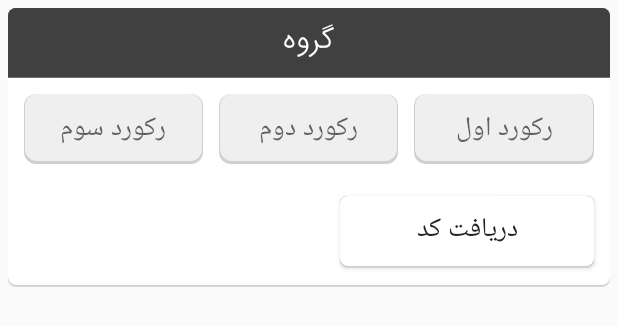
After one commit to moeinkarimi/Coach, an Android app: the layout record_item.xml on its own in the app's theme, with its tools: preview values and no code run, on a phone screen of 412 x 824 dp. The commit adds this screen. Shown: the top 326 px of the screen. Run offline under Robolectric (Android 15) with nearby library versions, the phone set to English and light mode, and no system bars.

Commit message:
Record Added

```diff
--- a/app/src/main/java/Fragments/RecordFragment.java
+++ b/app/src/main/java/Fragments/RecordFragment.java
@@ -7,8 +7,15 @@ import android.support.v4.app.Fragment;
 import android.view.LayoutInflater;
 import android.view.View;
 import android.view.ViewGroup;
+import android.widget.ArrayAdapter;
+import android.widget.GridView;
+import android.widget.ListAdapter;
+import android.widget.ListView;
+import android.widget.SimpleAdapter;
 import android.widget.Toast;
 
+import Model.DBHandler;
+import Model.RecordAdapter;
 import mytechcorp.ir.coach.R;
 
 /**
@@ -30,6 +37,9 @@ public class RecordFragment extends Fragment {
     private String mParam2;
 
     private OnFragmentInteractionListener mListener;
+    private DBHandler dbHandler;
+    GridView gvRecord;
+
 
     public RecordFragment() {
         // Required empty public constructor
@@ -65,8 +75,12 @@ public class RecordFragment extends Fragment {
     @Override
     public View onCreateView(LayoutInflater inflater,ViewGroup container,
                              Bundle savedInstanceState) {
-        // Inflate the layout for this fragment
-        return inflater.inflate(R.layout.fragment_record,container,false);
+        View view = inflater.inflate(R.layout.fragment_record,container,false);
+        gvRecord = view.findViewById(R.id.gvRecord);
+        dbHandler = new DBHandler(getActivity());
+
+        gvRecord.setAdapter(new RecordAdapter(getActivity(),R.layout.record_item,dbHandler.GetGroupName(1)));
+        return view;
     }
 
     // TODO: Rename method, update argument and hook method into UI event
--- /dev/null
+++ b/app/src/main/java/Model/RecordAdapter.java
@@ -0,0 +1,74 @@
+package Model;
+
+import android.content.Context;
+import android.util.Log;
+import android.view.LayoutInflater;
+import android.view.View;
+import android.view.ViewGroup;
+import android.widget.ArrayAdapter;
+import android.widget.Button;
+import android.widget.EditText;
+import android.widget.Toast;
+
+import java.util.List;
+
+import mytechcorp.ir.coach.R;
+import mytechcorp.ir.coach.TextViewPlus;
+
+public class RecordAdapter extends ArrayAdapter<String> {
+
+    private int layout;
+    private DBHandler dbHandler;
+
+    public RecordAdapter( Context context,int resource, String[] objects) {
+        super(context,resource,objects);
+        layout = resource;
+        dbHandler = new DBHandler(context);
+    }
+
+
+    @Override
+    public View getView(final int position,View convertView,ViewGroup parent) {
+        ViewHolder mainView = null;
+        if(convertView == null){
+            LayoutInflater layoutInflater = LayoutInflater.from(getContext());
+            convertView = layoutInflater.inflate(layout, parent, false);
+            final ViewHolder viewHolder = new ViewHolder();
+            viewHolder.btnGenerate = (Button)convertView.findViewById(R.id.btnGenerate);
+            viewHolder.txtRecord1 = (EditText) convertView.findViewById(R.id.txtRecord1);
+            viewHolder.txtRecord2 = (EditText)convertView.findViewById(R.id.txtRecord2);
+            viewHolder.txtRecord3 = (EditText)convertView.findViewById(R.id.txtRecord3);
+            viewHolder.txtCodeGenerated = (TextViewPlus) convertView.findViewById(R.id.txtCodeGenerated);
+            viewHolder.txtGPName = (TextViewPlus)convertView.findViewById(R.id.txtGPName);
+            try{
+
+                viewHolder.btnGenerate.setOnClickListener(new View.OnClickListener() {
+                    @Override
+                    public void onClick(View view) {
+//                    GenerateCode generateCode = new GenerateCode();
+//                    viewHolder.txtCodeGenerated.setText(generateCode.GenerateCode(42,dbHandler.GetGroupCode(position+1,1),"10"));
+                        Toast.makeText(getContext(), position, Toast.LENGTH_LONG).show();
+                    }
+                });
+            }catch (Exception e){
+                Log.d("ex " , e.getMessage());
+            }
+            convertView.setTag(viewHolder);
+
+        }
+        else {
+            mainView = (ViewHolder)convertView.getTag();
+            mainView.txtGPName.setText(getItem(position));
+
+        }
+
+        return convertView;
+    }
+
+    public class ViewHolder{
+        Button btnGenerate;
+        EditText txtRecord1, txtRecord2, txtRecord3;
+        TextViewPlus txtCodeGenerated, txtGPName;
+
+    }
+}
--- /dev/null
+++ b/app/src/main/res/drawable/header.xml
@@ -0,0 +1,17 @@
+<?xml version="1.0" encoding="utf-8"?>
+<layer-list xmlns:android="http://schemas.android.com/apk/res/android">
+    <item>
+        <shape android:shape="rectangle" >
+            <corners android:bottomLeftRadius="0dp" android:bottomRightRadius="0dp" android:topLeftRadius="5dp" android:topRightRadius="5dp"/>
+            <padding android:bottom="1dp"/>
+            <solid android:color="#707070"/>
+        </shape>
+    </item>
+    <item>
+        <shape android:shape="rectangle">
+            <corners android:bottomLeftRadius="0dp" android:bottomRightRadius="0dp" android:topLeftRadius="5dp" android:topRightRadius="5dp"/>
+            <solid android:color="#404040"/>
+            <stroke android:width="0dp"/>
+        </shape>
+    </item>
+</layer-list>
--- a/app/src/main/res/layout/fragment_record.xml
+++ b/app/src/main/res/layout/fragment_record.xml
@@ -5,9 +5,11 @@
     tools:context="Fragments.RecordFragment">
 
     <!-- TODO: Update blank fragment layout -->
-    <TextView
+
+    <GridView
+        android:id="@+id/gvRecord"
         android:layout_width="match_parent"
         android:layout_height="match_parent"
-        android:text="record" />
-
+        android:descendantFocusability="beforeDescendants"
+        />
 </FrameLayout>
--- /dev/null
+++ b/app/src/main/res/layout/record_item.xml
@@ -0,0 +1,113 @@
+<?xml version="1.0" encoding="utf-8"?>
+<LinearLayout xmlns:android="http://schemas.android.com/apk/res/android"
+    android:layout_width="match_parent"
+    android:layout_height="match_parent"
+    android:layoutDirection="rtl"
+    android:orientation="vertical"
+    android:padding="5dp">
+
+    <LinearLayout
+        android:layout_width="match_parent"
+        android:layout_height="wrap_content"
+        android:background="@drawable/btnnormalstyle"
+        android:orientation="vertical">
+
+        <LinearLayout
+            android:layout_width="match_parent"
+            android:layout_height="wrap_content"
+            android:background="@drawable/header"
+            android:gravity="center"
+            android:orientation="horizontal"
+            android:padding="5dp">
+
+            <mytechcorp.ir.coach.TextViewPlus
+                android:id="@+id/txtGPName"
+                android:layout_width="wrap_content"
+                android:layout_height="wrap_content"
+                android:layout_gravity="center"
+                android:text="گروه"
+                android:textColor="@color/white"
+                android:textSize="20sp" />
+        </LinearLayout>
+
+        <LinearLayout
+            android:layout_width="match_parent"
+            android:layout_height="wrap_content"
+            android:orientation="horizontal"
+            android:padding="5dp">
+
+            <EditText
+                android:id="@+id/txtRecord1"
+                android:layout_width="wrap_content"
+                android:layout_height="wrap_content"
+                android:layout_margin="5dp"
+                android:layout_weight="1"
+                android:background="@drawable/edittextlayout"
+                android:ems="10"
+                android:hint="رکورد اول"
+                android:inputType="number"
+                android:padding="8dp"
+                android:textAlignment="center" />
+
+            <EditText
+                android:id="@+id/txtRecord2"
+                android:layout_width="wrap_content"
+                android:layout_height="wrap_content"
+                android:layout_margin="5dp"
+                android:layout_weight="1"
+                android:background="@drawable/edittextlayout"
+                android:ems="10"
+                android:hint="رکورد دوم"
+                android:inputType="number"
+                android:padding="8dp"
+                android:textAlignment="center" />
+
+            <EditText
+                android:id="@+id/txtRecord3"
+                android:layout_width="wrap_content"
+                android:layout_height="wrap_content"
+                android:layout_margin="5dp"
+                android:layout_weight="1"
+                android:background="@drawable/edittextlayout"
+                android:ems="10"
+                android:hint="رکورد سوم"
+                android:inputType="number"
+                android:padding="8dp"
+                android:textAlignment="center" />
+        </LinearLayout>
+
+        <LinearLayout
+            android:layout_width="match_parent"
+            android:layout_height="wrap_content"
+            android:orientation="horizontal"
+            android:padding="5dp">
+
+            <Button
+                android:id="@+id/btnGenerateCode"
+                android:layout_width="70dp"
+                android:layout_height="wrap_content"
+                android:layout_margin="5dp"
+                android:layout_weight=".4"
+                android:background="@drawable/btnseletor"
+                android:text="دریافت کد"
+                android:textSize="18sp" />
+
+            <Space
+                android:layout_width="wrap_content"
+                android:layout_height="wrap_content"
+                android:layout_weight=".4" />
+
+            <mytechcorp.ir.coach.TextViewPlus
+                android:id="@+id/txtCodeGenerated"
+                android:layout_width="wrap_content"
+                android:layout_height="wrap_content"
+                android:layout_margin="5dp"
+                android:layout_weight=".4"
+                android:textAlignment="center"
+                android:textColor="@color/text"
+                android:textSize="20sp" />
+
+        </LinearLayout>
+
+    </LinearLayout>
+</LinearLayout>
--- a/app/src/main/res/values/colors.xml
+++ b/app/src/main/res/values/colors.xml
@@ -7,5 +7,5 @@
     <color name="white">#ffffff</color>
     <color name="normalButton">#018a97</color>
     <color name="selectedButton">#1d697c</color>
-    <color name="text">#212121</color>
+    <color name="text">#030303</color>
 </resources>
```
